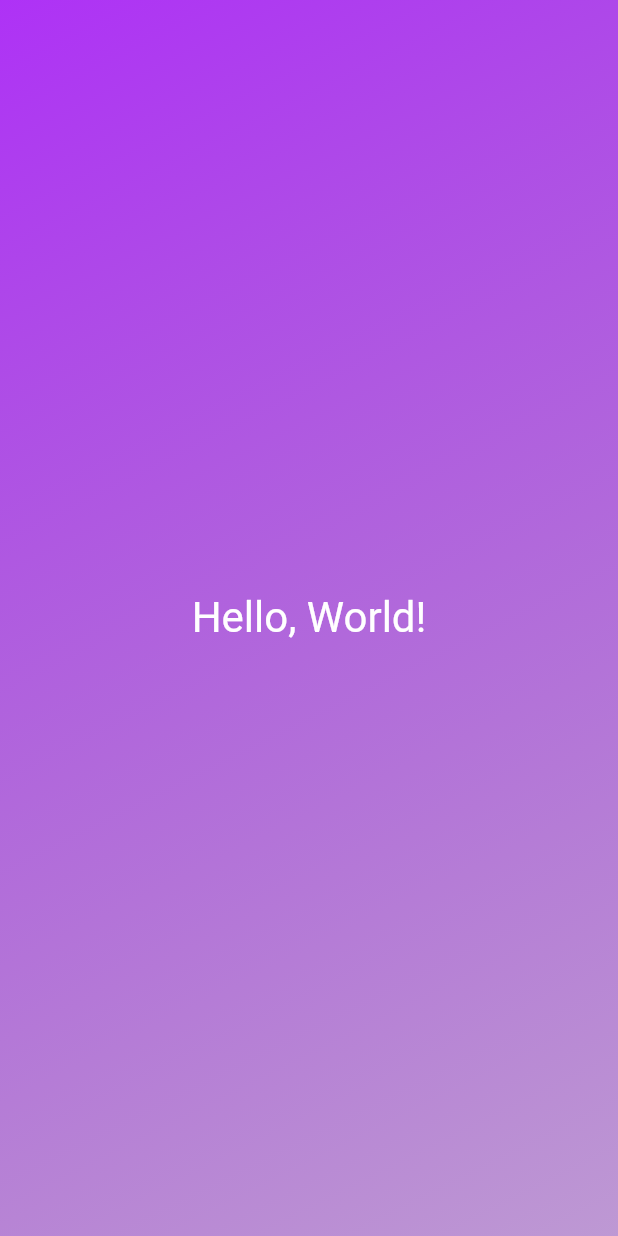
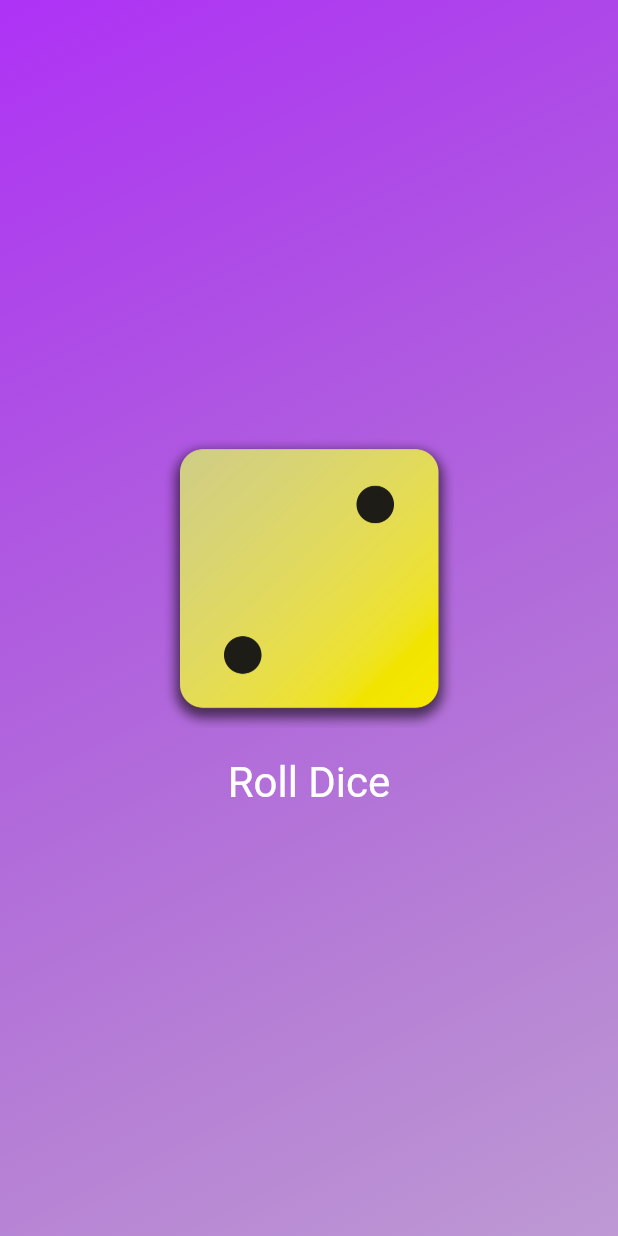
Before and after one commit to IgnacyBerent/Flutter-First_App, a Flutter app: the screen it shows after launch, on a phone screen of 412 x 824 dp. Run offline on Flutter 3.47's test engine with Material 2 defaults, Android fonts, the phone set to English and light mode, and no system bars.

Commit message:
complete version

```diff
--- /dev/null
+++ b/lib/dice_roller.dart
@@ -0,0 +1,45 @@
+import 'package:flutter/material.dart';
+import 'dart:math';
+
+final randomizer = Random();
+
+class DiceRoller extends StatefulWidget {
+  const DiceRoller({super.key});
+
+  @override
+  State<DiceRoller> createState() {
+    return _DiceRollerState();
+  }
+}
+
+class _DiceRollerState extends State<DiceRoller> {
+  var currentDiceRoll = 2;
+
+  void rollDice() {
+    setState(() {
+      currentDiceRoll = randomizer.nextInt(6) + 1;
+    });
+  }
+
+  @override
+  Widget build(context) {
+    return Column(
+      mainAxisSize: MainAxisSize.min,
+      children: [
+        Image.asset(
+          'assets/dice_images/dice-$currentDiceRoll.png',
+          width: 200,
+        ),
+        TextButton(
+          onPressed: rollDice,
+          style: TextButton.styleFrom(
+            padding: const EdgeInsets.only(top: 20),
+            foregroundColor: Colors.white,
+            textStyle: const TextStyle(fontSize: 28),
+          ),
+          child: const Text('Roll Dice'),
+        ),
+      ],
+    );
+  }
+}
--- a/lib/gradient_container.dart
+++ b/lib/gradient_container.dart
@@ -1,5 +1,5 @@
 import 'package:flutter/material.dart';
-import 'package:first_app/styled_text.dart';
+import 'package:first_app/dice_roller.dart';
 
 class GradientContainer extends StatelessWidget {
   const GradientContainer({super.key, required this.colors});
@@ -17,7 +17,7 @@ class GradientContainer extends StatelessWidget {
         ),
       ),
       child: const Center(
-        child: StyledText("Hello, World!"),
+        child: DiceRoller(),
       ),
     );
   }
```
Also changed, not shown: pubspec.yaml (+8 -3 lines), assets/dice_images/dice-1.png (added), assets/dice_images/dice-2.png (added), assets/dice_images/dice-3.png (added), assets/dice_images/dice-4.png (added), assets/dice_images/dice-5.png (added), assets/dice_images/dice-6.png (added).
